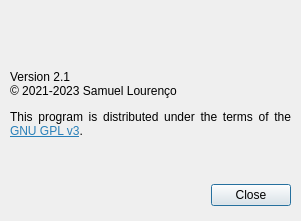
First picture: the form in src/aboutdialog.ui, repository bloguetronica/cp2130-conf, before the edit.
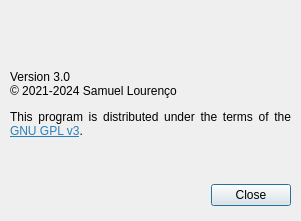
Second picture: the form after the edit. Icons and pictures are not drawn.

The edit to the form file:
```diff
--- a/src/aboutdialog.ui
+++ b/src/aboutdialog.ui
@@ -65,7 +65,7 @@
     </rect>
    </property>
    <property name="text">
-    <string>&lt;html&gt;&lt;head/&gt;&lt;body&gt;&lt;p&gt;Version 2.1&lt;br/&gt;© 2021-2023 Samuel Lourenço&lt;/p&gt;&lt;p&gt;This program is distributed under the terms of the &lt;a href=&quot;https://www.gnu.org/licenses/gpl-3.0-standalone.html&quot;&gt;&lt;span style=&quot; text-decoration: underline; color:#2980b9;&quot;&gt;GNU GPL v3&lt;/span&gt;&lt;/a&gt;.&lt;/p&gt;&lt;/body&gt;&lt;/html&gt;</string>
+    <string>&lt;html&gt;&lt;head/&gt;&lt;body&gt;&lt;p&gt;Version 3.0&lt;br/&gt;© 2021-2024 Samuel Lourenço&lt;/p&gt;&lt;p&gt;This program is distributed under the terms of the &lt;a href=&quot;https://www.gnu.org/licenses/gpl-3.0-standalone.html&quot;&gt;&lt;span style=&quot; text-decoration: underline; color:#2980b9;&quot;&gt;GNU GPL v3&lt;/span&gt;&lt;/a&gt;.&lt;/p&gt;&lt;/body&gt;&lt;/html&gt;</string>
    </property>
    <property name="alignment">
     <set>Qt::AlignJustify|Qt::AlignTop</set>
```
